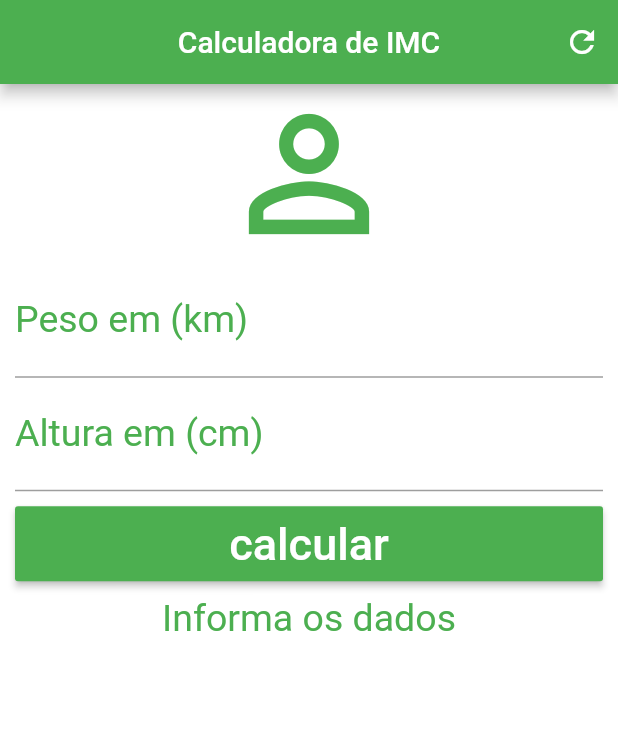
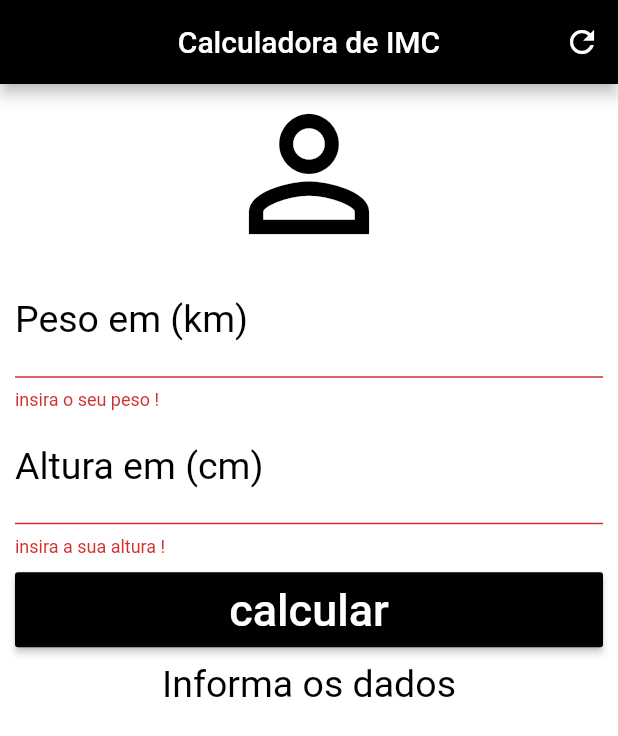
Before and after one commit to diogoo9/flutter-imc, a Flutter app: the screen it shows after launch, after a tap on "calcular", on a phone screen of 412 x 824 dp. Shown: the top 736 px of the screen. Run offline on Flutter 3.47's test engine with Material 2 defaults, Android fonts, the phone set to English and light mode, and no system bars.

Commit message:
finished projetct

```diff
--- a/lib/main.dart
+++ b/lib/main.dart
@@ -1,46 +1,48 @@
 import 'package:flutter/material.dart';
 
-
- void main(){
+void main() {
   runApp(MaterialApp(
     home: home(),
   ));
 }
+
 class home extends StatefulWidget {
   @override
   _homeState createState() => _homeState();
 }
 
 class _homeState extends State<home> {
-
   TextEditingController weightController = TextEditingController();
   TextEditingController heightController = TextEditingController();
+  GlobalKey <FormState> _formKey = GlobalKey<FormState>();
   String _infoText = "Informa os dados";
 
-   void _resetFields(){
+  void _resetFields() {
     weightController.text = "";
     heightController.text = "";
     setState(() {
       _infoText = "Informa os dados";
+      _formKey = GlobalKey<FormState>();
     });
-
   }
 
-   void _calculate(){
+  void _calculate() {
     setState(() {
       double weight = double.parse(weightController.text);
-       double height = double.parse(heightController.text)/100;
+      double height = double.parse(heightController.text) / 100;
+
+
       double imc = weight / (height * height);
       print(imc);
-       if(imc < 18.6){
+      if (imc < 18.6) {
         _infoText = "Abaixo do peso (${imc.toStringAsPrecision(3)})";
-       }else if(imc >= 18.6 && imc < 24.9){
+      } else if (imc >= 18.6 && imc < 24.9) {
         _infoText = "Peso ideal (${imc.toStringAsPrecision(3)})";
-       }else if(imc >= 24.9 && imc < 29.9){
+      } else if (imc >= 24.9 && imc < 29.9) {
         _infoText = "Levemente acima do peso (${imc.toStringAsPrecision(3)})";
-       }else if(imc >= 29.9 && imc < 34.9){
+      } else if (imc >= 29.9 && imc < 34.9) {
         _infoText = "Obesidade Grau I (${imc.toStringAsPrecision(3)})";
-       }else if(imc >= 40){
+      } else if (imc >= 40) {
         _infoText = "Obesidade Grau II (${imc.toStringAsPrecision(3)})";
       }
     });
@@ -52,7 +54,7 @@ import 'package:flutter/material.dart';
       appBar: AppBar(
         title: Text("Calculadora de IMC"),
         centerTitle: true,
-         backgroundColor: Colors.green,
+        backgroundColor: Colors.black,
         actions: <Widget>[
           IconButton(
             icon: Icon(Icons.refresh),
@@ -63,39 +65,62 @@ import 'package:flutter/material.dart';
       backgroundColor: Colors.white,
       body: SingleChildScrollView(
         padding: EdgeInsets.fromLTRB(10.0, 0.0, 10.0, 0.0),
-        child: Column(
+        child: Form(
+          key: _formKey,
+          child:
+          Column(
             crossAxisAlignment: CrossAxisAlignment.stretch,
             children: <Widget>[
-            Icon(Icons.person_outline,
-              size: 120.0,color:
-              Colors.green,),
-            TextField(keyboardType: TextInputType.number,
+              Icon(
+                Icons.person_outline,
+                size: 120.0,
+                color: Colors.black,
+              ),
+              TextFormField(
+                keyboardType: TextInputType.number,
                 decoration: InputDecoration(
                     labelText: "Peso em (km)",
-                  labelStyle: TextStyle(color: Colors.green)
+                    labelStyle: TextStyle(color: Colors.black)),
+                textAlign: TextAlign.center,
+                style: TextStyle(color: Colors.black, fontSize: 25.0),
+                controller: weightController,
+                validator: (value){
+                  if(value.isEmpty){
+                    return "insira o seu peso !";
+                  }
+                },
               ),
-              textAlign: TextAlign.center,
-              style: TextStyle(color: Colors.green, fontSize: 25.0),
-              controller: weightController,
-            ),
-            TextField(
+              TextFormField(
                 keyboardType: TextInputType.number,
                 decoration: InputDecoration(
                     labelText: "Altura em (cm)",
-                  labelStyle: TextStyle(color: Colors.green)
-              ),
+                    labelStyle: TextStyle(color: Colors.black)),
                 textAlign: TextAlign.center,
-              style: TextStyle(color: Colors.green, fontSize: 25.0),
+                style: TextStyle(color: Colors.black, fontSize: 25.0),
                 controller: heightController,
+                validator: (value){
+                  if(value.isEmpty){
+                    return "insira a sua altura !";
+                  }else{
+
+                  }
+                },
               ),
               Padding(
                 padding: EdgeInsets.only(top: 10.0, bottom: 10.0),
                 child: Container(
                   height: 50.0,
                   child: RaisedButton(
-                  color: Colors.green,
-                  onPressed: _calculate,
-                  child: Text("calcular",
+                    color: Colors.black,
+                    onPressed: (){
+                      if(_formKey.currentState.validate()){
+                        _calculate();
+                      }else{
+
+                      }
+                    },
+                    child: Text(
+                      "calcular",
                       style: TextStyle(color: Colors.white, fontSize: 30),
                     ),
                   ),
@@ -104,9 +129,10 @@ import 'package:flutter/material.dart';
               Text(
                 _infoText,
                 textAlign: TextAlign.center,
-            style: TextStyle(color: Colors.green, fontSize: 25),
-            )
+                style: TextStyle(color: Colors.black, fontSize: 25),
+              ),
             ],
+          ),
         ),
       ),
     );
```
Lines whose indentation alone changed are shown as unchanged.
